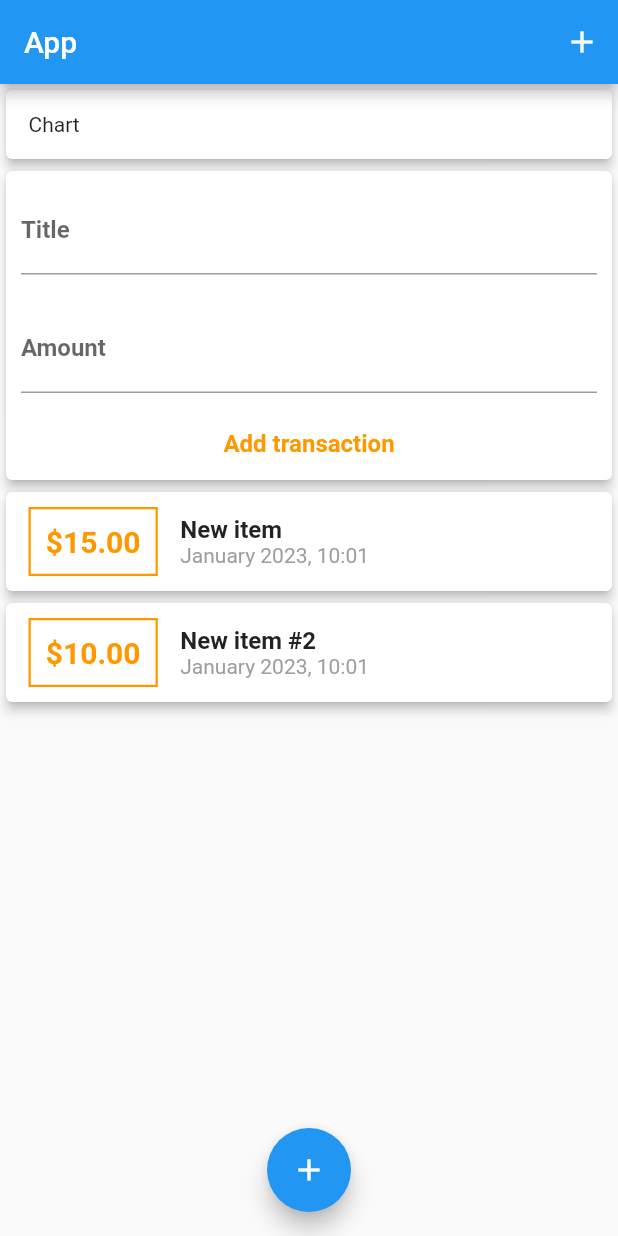
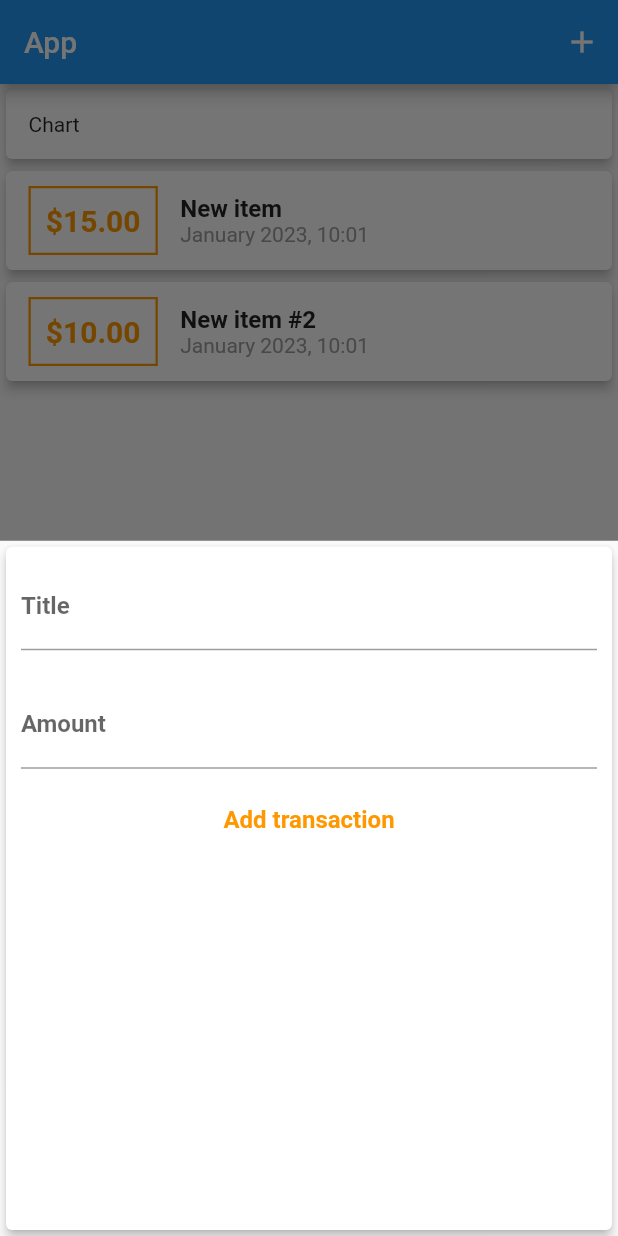
Before and after one commit to CircleHP/flutter-expenses-app, a Flutter app: the screen it shows after launch, after a tap on the "add" icon, on a phone screen of 412 x 824 dp. Run offline on Flutter 3.47's test engine with Material 2 defaults, Android fonts, the phone set to English and light mode, and no system bars.

Commit message:
Feature: Add modal for CreateTransaction widget. Remove unused code & minor refactoring

```diff
--- a/lib/pages/home.dart
+++ b/lib/pages/home.dart
@@ -1,9 +1,55 @@
 import 'package:flutter/material.dart';
 
-import '../widgets/user_transactions.dart';
+import '../models/transaction/transaction.dart';
+import '../widgets/create_transaction.dart';
+import '../widgets/transactions_list.dart';
 
-class HomePage extends StatelessWidget {
+class HomePage extends StatefulWidget {
   const HomePage({super.key});
+
+  @override
+  State<HomePage> createState() => _HomePageState();
+}
+
+class _HomePageState extends State<HomePage> {
+  final List<Transaction> _transactions = [
+    Transaction(
+      id: 't1',
+      title: 'New item',
+      amount: 15.0,
+      date: DateTime.now(),
+    ),
+    Transaction(
+      id: 't2',
+      title: 'New item #2',
+      amount: 10.0,
+      date: DateTime.now(),
+    )
+  ];
+
+  void _addNewTransaction(String title, double amount) {
+    final newTransaction = Transaction(
+      id: DateTime.now().toString(),
+      title: title,
+      amount: amount,
+      date: DateTime.now(),
+    );
+
+    setState(() {
+      _transactions.add(newTransaction);
+    });
+
+    Navigator.pop(context);
+  }
+
+  void _toggleCreateTransactionModal(BuildContext context) {
+    showModalBottomSheet(
+      context: context,
+      builder: ((_) {
+        return CreateTransaction(_addNewTransaction);
+      }),
+    );
+  }
 
   @override
   Widget build(BuildContext context) {
@@ -12,15 +58,15 @@ class HomePage extends StatelessWidget {
         title: const Text('App'),
         actions: [
           IconButton(
-            onPressed: () {},
+            onPressed: () => _toggleCreateTransactionModal(context),
             icon: const Icon(Icons.add),
           ),
         ],
       ),
       body: SingleChildScrollView(
         child: Column(
-          children: const [
-            SizedBox(
+          children: [
+            const SizedBox(
               width: double.infinity,
               child: Card(
                 elevation: 3,
@@ -30,13 +76,13 @@ class HomePage extends StatelessWidget {
                 ),
               ),
             ),
-            UserTransactions(),
+            TransactionList(_transactions),
           ],
         ),
       ),
       floatingActionButtonLocation: FloatingActionButtonLocation.centerFloat,
       floatingActionButton: FloatingActionButton(
-        onPressed: () {},
+        onPressed: () => _toggleCreateTransactionModal(context),
         child: const Icon(Icons.add),
       ),
     );
--- a/lib/widgets/transactions_list.dart
+++ b/lib/widgets/transactions_list.dart
@@ -6,7 +6,7 @@ import '../widgets/transaction_card.dart';
 class TransactionList extends StatelessWidget {
   final List<Transaction> transactions;
 
-  const TransactionList({required this.transactions, super.key});
+  const TransactionList(this.transactions, {super.key});
 
   @override
   Widget build(BuildContext context) {
--- a/lib/widgets/user_transactions.dart
+++ /dev/null
@@ -1,54 +0,0 @@
-import 'package:flutter/material.dart';
-
-import '../models/transaction/transaction.dart';
-import '../widgets/transactions_list.dart';
-import '../widgets/create_transaction.dart';
-
-class UserTransactions extends StatefulWidget {
-  const UserTransactions({super.key});
-
-  @override
-  State<UserTransactions> createState() => _UserTransactionsState();
-}
-
-class _UserTransactionsState extends State<UserTransactions> {
-  final List<Transaction> _transactions = [
-    Transaction(
-      id: 't1',
-      title: 'New item',
-      amount: 15.0,
-      date: DateTime.now(),
-    ),
-    Transaction(
-      id: 't2',
-      title: 'New item #2',
-      amount: 10.0,
-      date: DateTime.now(),
-    )
-  ];
-
-  void _addNewTransaction(String title, double amount) {
-    final newTransaction = Transaction(
-      id: DateTime.now().toString(),
-      title: title,
-      amount: amount,
-      date: DateTime.now(),
-    );
-
-    setState(() {
-      _transactions.add(newTransaction);
-    });
-  }
-
-  @override
-  Widget build(BuildContext context) {
-    return Column(
-      children: [
-        CreateTransaction(_addNewTransaction),
-        TransactionList(
-          transactions: _transactions,
-        ),
-      ],
-    );
-  }
-}
```
